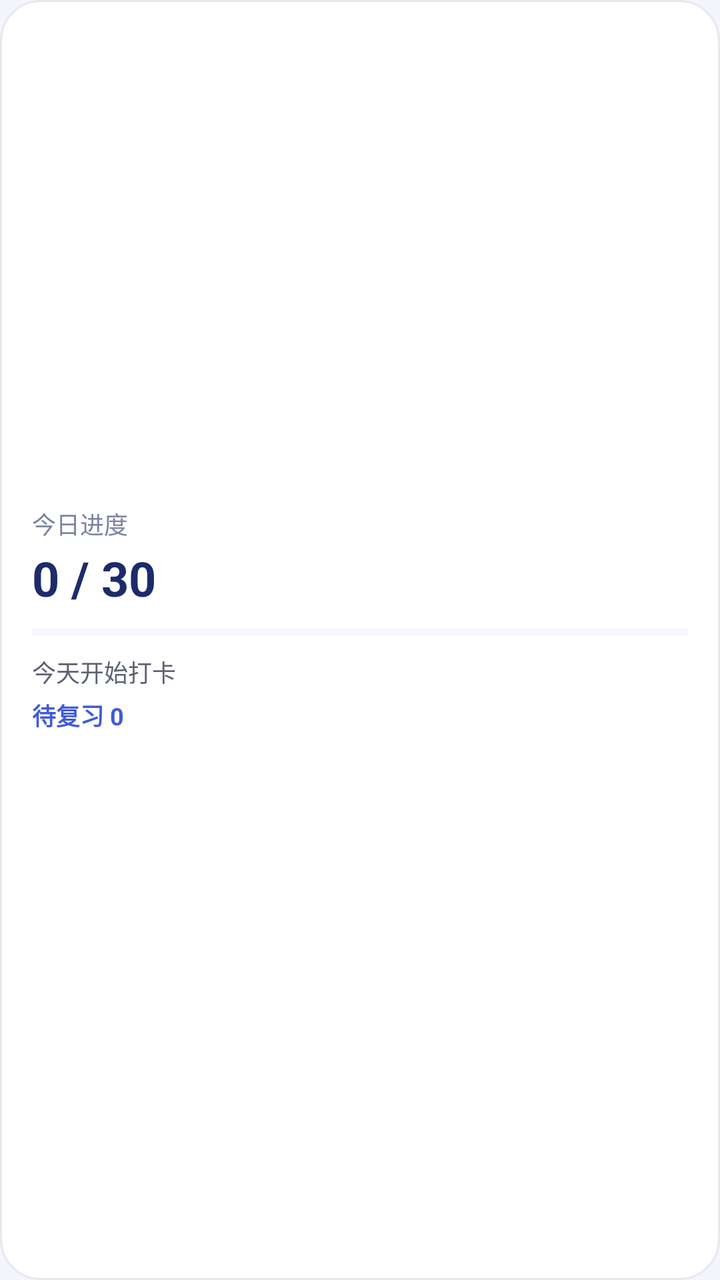
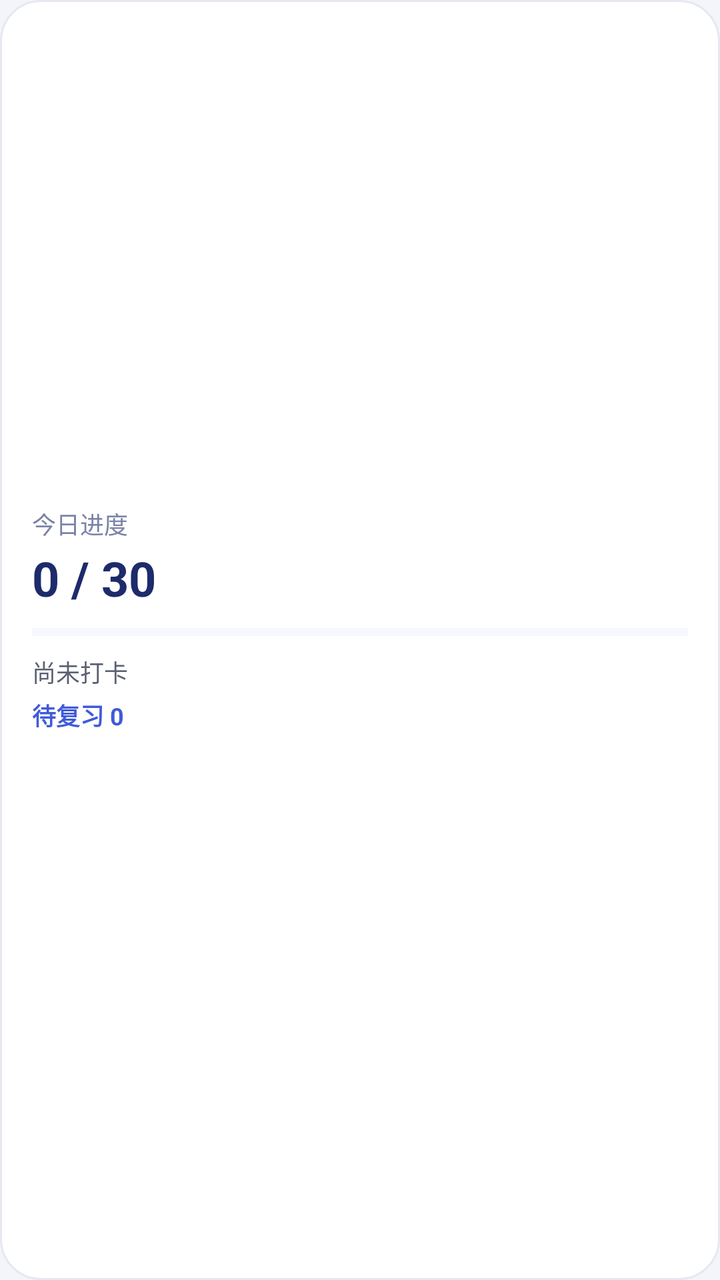

Two renders of the same Android screen: before a commit and after it. Below are the layout's source before the change and the commit's diff.
<!-- AndroidManifest.xml: application theme Theme.WordDrill -->
<!-- res/layout/widget_worddrill.xml -->
<?xml version="1.0" encoding="utf-8"?>
<LinearLayout xmlns:android="http://schemas.android.com/apk/res/android"
    android:id="@+id/widgetRoot"
    android:layout_width="match_parent"
    android:layout_height="match_parent"
    android:background="@drawable/bg_widget"
    android:gravity="center_vertical"
    android:orientation="vertical"
    android:padding="16dp">

    <TextView
        android:layout_width="wrap_content"
        android:layout_height="wrap_content"
        android:text="今日进度"
        android:textColor="#7A83A6"
        android:textSize="12sp" />

    <TextView
        android:id="@+id/tvWidgetProgress"
        android:layout_width="wrap_content"
        android:layout_height="wrap_content"
        android:layout_marginTop="2dp"
        android:text="0 / 30"
        android:textColor="#1D2B6B"
        android:textSize="24sp"
        android:textStyle="bold" />

    <ProgressBar
        android:id="@+id/pbWidget"
        style="?android:attr/progressBarStyleHorizontal"
        android:layout_width="match_parent"
        android:layout_height="6dp"
        android:layout_marginTop="8dp"
        android:max="30"
        android:progress="0"
        android:progressTint="#3F5BD9"
        android:progressBackgroundTint="#DDE2F5" />

    <TextView
        android:id="@+id/tvWidgetStreak"
        android:layout_width="wrap_content"
        android:layout_height="wrap_content"
        android:layout_marginTop="8dp"
        android:text="今天开始打卡"
        android:textColor="#5B6172"
        android:textSize="12sp" />

    <TextView
        android:id="@+id/tvWidgetDue"
        android:layout_width="wrap_content"
        android:layout_height="wrap_content"
        android:layout_marginTop="4dp"
        android:text="待复习 0"
        android:textColor="#3F5BD9"
        android:textSize="12sp"
        android:textStyle="bold" />

    <TextView
        android:id="@+id/tvWidgetWord"
        android:layout_width="match_parent"
        android:layout_height="wrap_content"
        android:layout_marginTop="6dp"
        android:ellipsize="end"
        android:maxLines="1"
        android:textColor="#7A83A6"
        android:textSize="11sp" />
</LinearLayout>
<!-- resources referenced by this layout -->
<resources>
  <!-- drawable bg_widget (drawable) -->
  <?xml version="1.0" encoding="utf-8"?>
  <shape xmlns:android="http://schemas.android.com/apk/res/android"
      android:shape="rectangle">
      <solid android:color="#FFFFFF" />
      <corners android:radius="20dp" />
      <stroke
          android:width="1dp"
          android:color="#E6E8F0" />
  </shape>
  <style name="Theme.WordDrill" parent="Theme.Material3.DayNight.NoActionBar">
          <item name="colorPrimary">@color/brand</item>
          <item name="colorOnPrimary">@color/white</item>
          <item name="colorPrimaryContainer">@color/brand_container</item>
          <item name="colorOnPrimaryContainer">@color/brand_dark</item>
          <item name="colorSecondary">@color/accent</item>
          <item name="colorSurface">@color/surface</item>
          <item name="android:colorBackground">@color/bg</item>
          <item name="android:windowBackground">@color/bg</item>
          <item name="android:statusBarColor">@color/bg</item>
          <item name="android:navigationBarColor">@color/bg</item>
          <item name="android:windowLightStatusBar">@bool/light_status_bar</item>
      </style>
  <color name="brand">#3F5BD9</color>
  <color name="white">#FFFFFF</color>
  <color name="brand_container">#E4E9FF</color>
  <color name="brand_dark">#1D2B6B</color>
  <color name="accent">#C97A00</color>
  <color name="surface">#FFFFFF</color>
  <color name="bg">#F4F5FA</color>
</resources>

<!-- the commit's change to res/layout/widget_worddrill.xml (unified diff, before → after) -->
@@ -11,7 +11,7 @@
     <TextView
         android:layout_width="wrap_content"
         android:layout_height="wrap_content"
-        android:text="今日进度"
+        android:text="@string/widget_today_progress"
         android:textColor="#7A83A6"
         android:textSize="12sp" />
 
@@ -41,7 +41,7 @@
         android:layout_width="wrap_content"
         android:layout_height="wrap_content"
         android:layout_marginTop="8dp"
-        android:text="今天开始打卡"
+        android:text="@string/widget_streak_none"
         android:textColor="#5B6172"
         android:textSize="12sp" />
 
@@ -50,7 +50,7 @@
         android:layout_width="wrap_content"
         android:layout_height="wrap_content"
         android:layout_marginTop="4dp"
-        android:text="待复习 0"
+        android:text="@string/widget_due_zero"
         android:textColor="#3F5BD9"
         android:textSize="12sp"
         android:textStyle="bold" />
<!-- resource entries referenced after the edit -->
@@ -10,6 +10,9 @@
           android:width="1dp"
           android:color="#E6E8F0" />
   </shape>
+  <string name="widget_due_zero">待复习 0</string>
+  <string name="widget_streak_none">尚未打卡</string>
+  <string name="widget_today_progress">今日进度</string>
   <style name="Theme.WordDrill" parent="Theme.Material3.DayNight.NoActionBar">
           <item name="colorPrimary">@color/brand</item>
           <item name="colorOnPrimary">@color/white</item>
